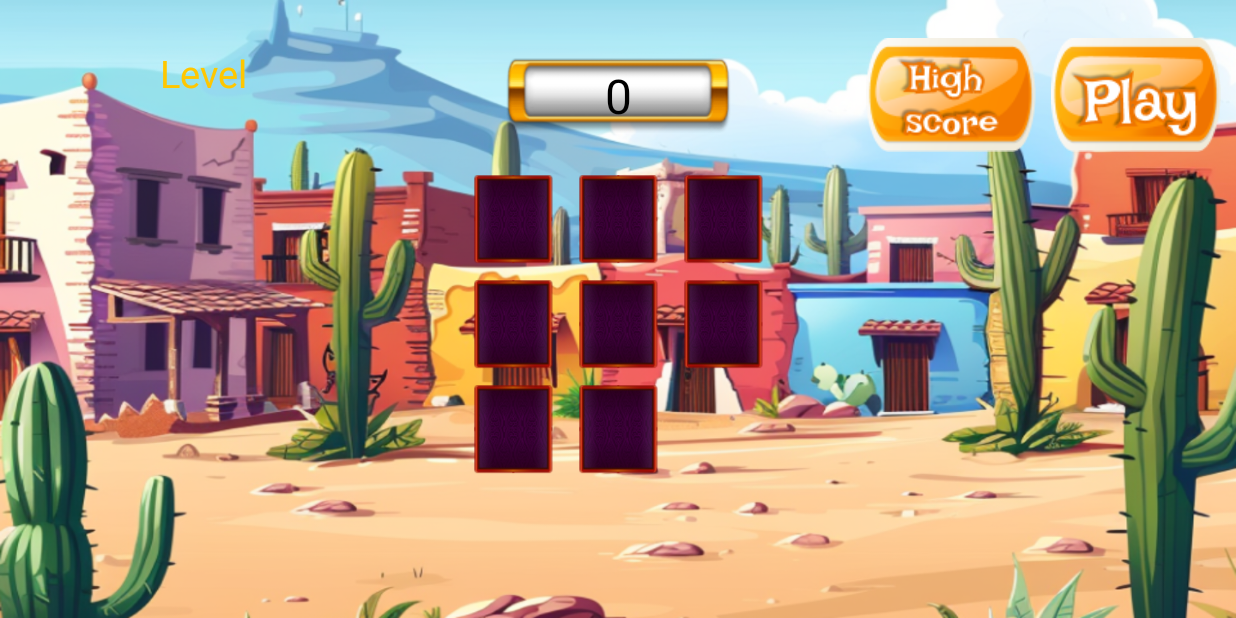
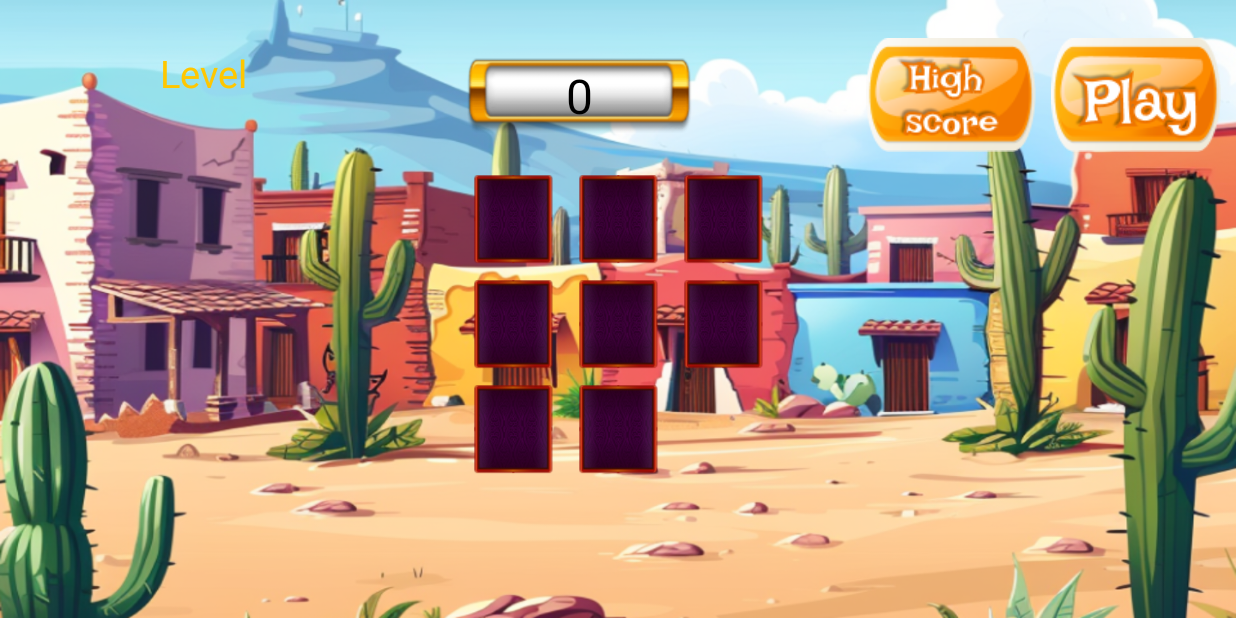
Before and after one commit to V-34-10/Adventure-Egypt, an Android app: the ActecFragment screen opened directly, with no data from a screen before it, on a phone screen of 824 x 412 dp (held sideways). Run offline under Robolectric (Android 15) with nearby library versions, the phone set to English and light mode, and no system bars; Roboto replaces fonts that are not available here.

Commit message:
UI FragmentsGames: fix constraint status_wins

```diff
--- a/app/src/main/res/layout/fragment_actec.xml
+++ b/app/src/main/res/layout/fragment_actec.xml
@@ -49,11 +49,11 @@
             android:layout_width="150dp"
             android:layout_height="50dp"
             android:layout_marginTop="25dp"
-            android:layout_marginEnd="90dp"
             android:background="@drawable/background_text_view"
             android:orientation="vertical"
             app:layout_constraintBottom_toBottomOf="parent"
             app:layout_constraintEnd_toStartOf="@+id/btn_high_score"
+            app:layout_constraintStart_toEndOf="@+id/text_level"
             app:layout_constraintTop_toTopOf="parent">
 
             <TextView
--- a/app/src/main/res/layout/fragment_asian.xml
+++ b/app/src/main/res/layout/fragment_asian.xml
@@ -49,11 +49,11 @@
             android:layout_width="150dp"
             android:layout_height="50dp"
             android:layout_marginTop="25dp"
-            android:layout_marginEnd="90dp"
             android:background="@drawable/background_text_view"
             android:orientation="vertical"
             app:layout_constraintBottom_toBottomOf="parent"
             app:layout_constraintEnd_toStartOf="@+id/btn_high_score"
+            app:layout_constraintStart_toEndOf="@+id/text_level"
             app:layout_constraintTop_toTopOf="parent">
 
             <TextView
--- a/app/src/main/res/layout/fragment_egypt.xml
+++ b/app/src/main/res/layout/fragment_egypt.xml
@@ -49,11 +49,11 @@
             android:layout_width="150dp"
             android:layout_height="50dp"
             android:layout_marginTop="25dp"
-            android:layout_marginEnd="90dp"
             android:background="@drawable/background_text_view"
             android:orientation="vertical"
             app:layout_constraintBottom_toBottomOf="parent"
             app:layout_constraintEnd_toStartOf="@+id/btn_high_score"
+            app:layout_constraintStart_toEndOf="@+id/text_level"
             app:layout_constraintTop_toTopOf="parent">
 
             <TextView
```
